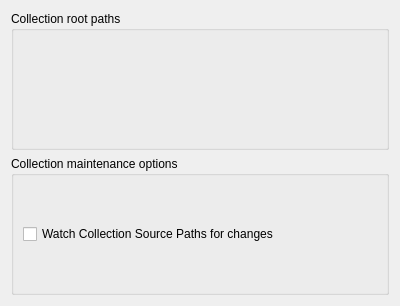
Old version of the form src/gui/settings/SettingsPageCollection.ui in the repository gvansickle/AwesomeMediaLibraryManager.
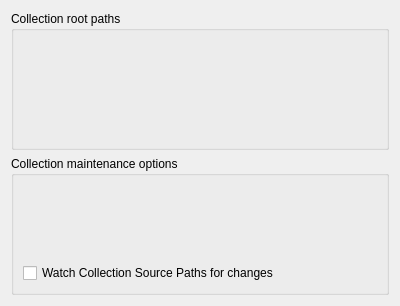
New version of the form. Custom widgets are drawn as their Qt base class.

What changed in the file:
```diff
--- a/src/gui/settings/SettingsPageCollection.ui
+++ b/src/gui/settings/SettingsPageCollection.ui
@@ -36,13 +36,16 @@
       <string>Collection maintenance options</string>
      </property>
      <layout class="QGridLayout" name="gridLayout_3">
-      <item row="0" column="0">
+      <item row="1" column="0">
        <widget class="QCheckBox" name="kcfg_CollectionWatchForChanges">
         <property name="text">
          <string>Watch Collection Source Paths for changes</string>
         </property>
        </widget>
       </item>
+      <item row="0" column="0">
+       <widget class="KUrlRequester" name="kcfg_DatabaseUrl" native="true"/>
+      </item>
      </layout>
     </widget>
    </item>
@@ -54,6 +57,12 @@
    <extends>QWidget</extends>
    <header>keditlistwidget.h</header>
   </customwidget>
+  <customwidget>
+   <class>KUrlRequester</class>
+   <extends>QWidget</extends>
+   <header>KUrlRequester</header>
+   <container>1</container>
+  </customwidget>
  </customwidgets>
  <resources/>
  <connections/>
```
Left out of the diff: 6 changed lines with no effect on the pictures.
